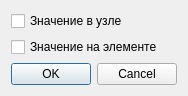
qzcad/qzcad-tree, file qzcad/exportmeshdialog.ui: the form before one commit.
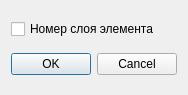
The form after the commit.

```diff
--- a/qzcad/exportmeshdialog.ui
+++ b/qzcad/exportmeshdialog.ui
@@ -23,14 +23,7 @@
    <item>
     <widget class="QCheckBox" name="nodeValue">
      <property name="text">
-      <string>Значение в узле</string>
-     </property>
-    </widget>
-   </item>
-   <item>
-    <widget class="QCheckBox" name="elementValue">
-     <property name="text">
-      <string>Значение на элементе</string>
+      <string>Номер слоя элемента</string>
      </property>
     </widget>
    </item>
```
Left out of the diff: 2 changed lines with no effect on the pictures.
